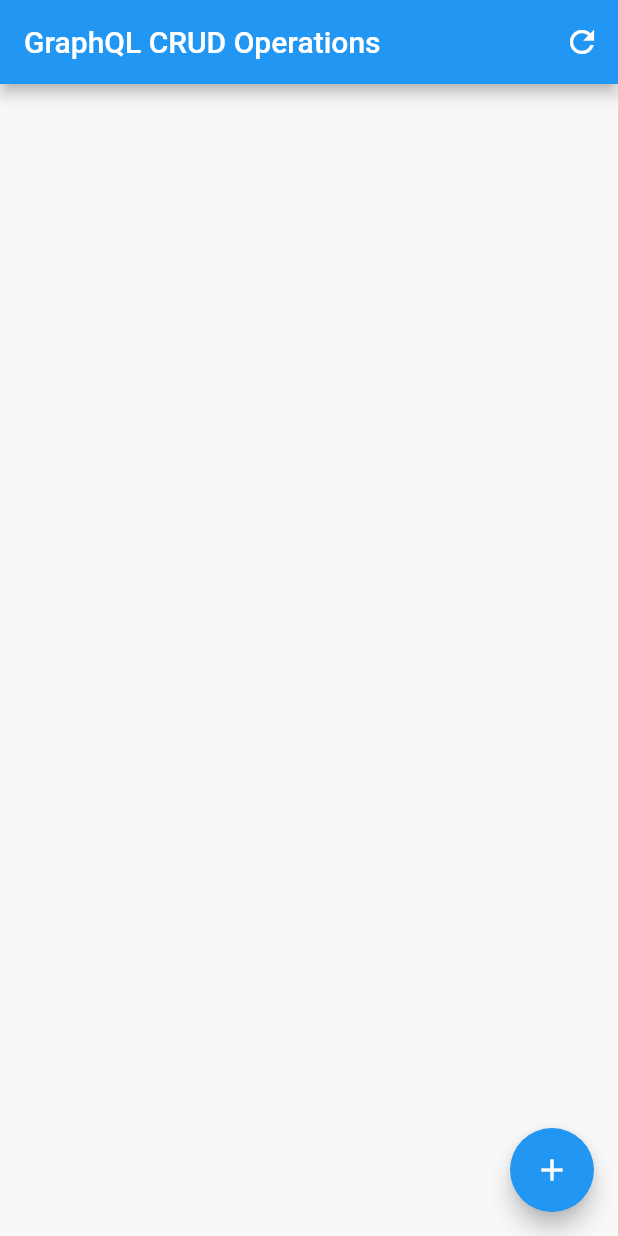
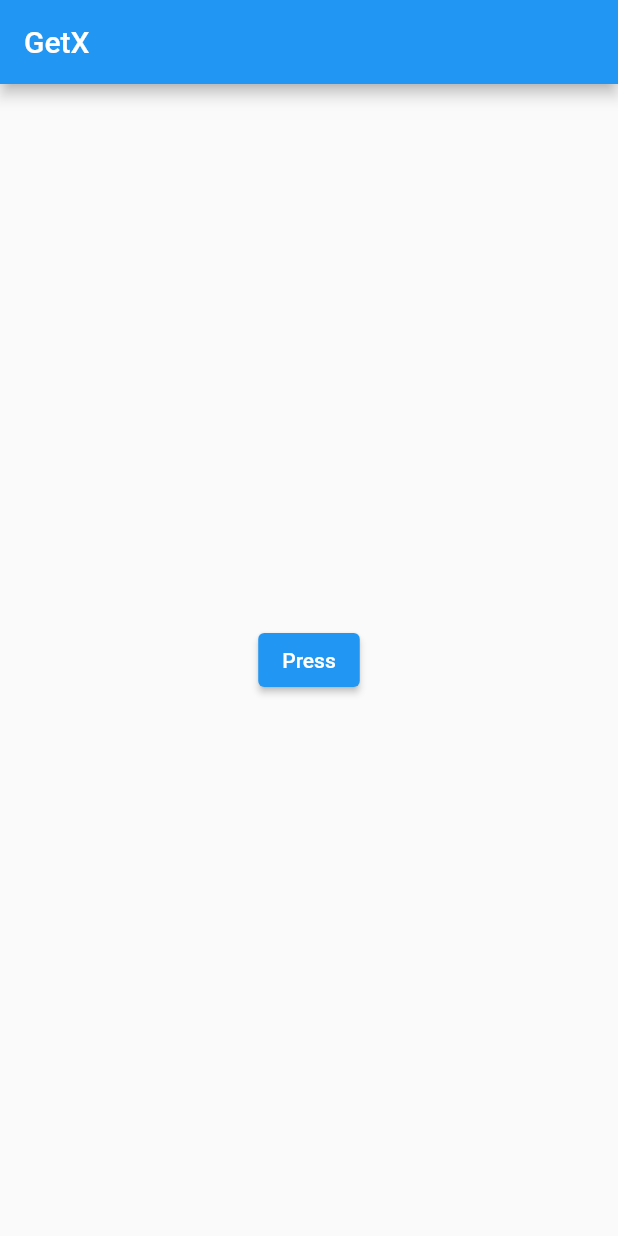
Before and after one commit to munnysatwika24/poc_graphql, a Flutter app: the screen it shows after launch, on a phone screen of 412 x 824 dp. Run offline on Flutter 3.47's test engine with Material 2 defaults, Android fonts, the light colour scheme and no system bars; our stand-ins replace get, graphql_flutter.

Commit message:
GraphQl crud operations and GetX State Management

```diff
--- /dev/null
+++ b/lib/getx/getx_screens.dart
@@ -0,0 +1,16 @@
+import 'package:flutter/material.dart';
+import 'package:get/get.dart';
+
+import 'detail_page.dart';
+class MyGetX extends StatelessWidget {
+  const MyGetX({Key? key}) : super(key: key);
+
+  @override
+  Widget build(BuildContext context) {
+    return  GetMaterialApp(debugShowCheckedModeBanner: false,
+    home: Scaffold(appBar: AppBar(title: Text("GetX")),body:Center(child: ElevatedButton(onPressed: (){
+      Get.to(DetailScreen(),transition:Transition.leftToRightWithFade,arguments: "I'm a Positive Person" );
+      Get.snackbar("Hello", "Darlingsssssssss",snackPosition: SnackPosition.BOTTOM);
+    }, child: Text("Press")),) ,));
+  }
+}
--- a/lib/operations/all_users.dart
+++ b/lib/operations/all_users.dart
@@ -1,4 +1,5 @@
 import 'package:graphql_flutter/graphql_flutter.dart';
+
 import '../queries.dart';
 
 Future<List> getAllUsers() async {
@@ -11,6 +12,7 @@
   );
   QueryResult queryResult = await qlClient.query( // here it's get type so using query method
     QueryOptions(
+      fetchPolicy: FetchPolicy.networkOnly,
       document: gql(
         getAllUsersQuery, // let's see query string
       ),
--- a/lib/operations/create_user.dart
+++ b/lib/operations/create_user.dart
@@ -1,5 +1,6 @@
 import 'package:graphql_flutter/graphql_flutter.dart';
-import '../queries.dart' ;
+
+import '../queries.dart';
 
 Future<bool> createUser({String? name, String? email, String? job}) async {
   HttpLink link = HttpLink("http://10.0.2.2:4000/graphql"); // it's my url
@@ -11,8 +12,9 @@
   ); // ignore , just for cacheing
   QueryResult queryResult = await qlClient.mutate( // use mutate method for mutation
     MutationOptions( // we use mutation options
+        fetchPolicy: FetchPolicy.networkOnly,// you can use different policy as per your need
         document: gql(
-          createUserMutation, // as to graphql need query string
+          createUserMutation, // as tou graphql need query string
         ),
         variables: {
           'name': name, // this is have you pass value for varible
--- a/lib/operations/update_user.dart
+++ b/lib/operations/update_user.dart
@@ -1,4 +1,5 @@
 import 'package:graphql_flutter/graphql_flutter.dart';
+
 import '../queries.dart';
 
 Future<bool> updateUser(
@@ -13,7 +14,8 @@
   QueryResult queryResult = await qlClient.mutate( // mutate method , as we are mutating value
     MutationOptions( // mutation options
         fetchPolicy: FetchPolicy.networkOnly,
-        document: gql(updateUserMutation,
+        document: gql(
+          updateUserMutation,
         ),
         variables: {
           "id": int.tryParse(id ?? ''), // it takes int so converting
--- a/lib/screens/demo1.dart
+++ b/lib/screens/demo1.dart
@@ -1,8 +1,8 @@
 import 'package:flutter/material.dart';
 import 'package:graphql_flutter/graphql_flutter.dart';
 
-class MyApp extends StatelessWidget {
-  const MyApp({Key? key}) : super(key: key);
+class MyApps extends StatelessWidget {
+   MyApps({Key? key}) : super(key: key);
 
   @override
   Widget build(BuildContext context) {
@@ -85,7 +85,7 @@
       QueryOptions(
         document: gql(
           """query {
-  characters(filter:{name:"Alien morty"}) {
+  characters() {
     results {
       name
       image
--- a/pubspec.yaml
+++ b/pubspec.yaml
@@ -19,7 +19,7 @@
 version: 1.0.0+1
 
 environment:
-  sdk: '>=2.19.2 <3.0.0'
+  sdk: '>=2.17.5 <3.0.0'
 
 # Dependencies specify other packages that your package needs in order to work.
 # To automatically upgrade your package dependencies to the latest versions
@@ -37,7 +37,7 @@
   cupertino_icons: ^1.0.2
   http: ^0.13.4
   graphql_flutter: ^5.1.0
-
+  get: ^4.6.5
 dev_dependencies:
   flutter_test:
     sdk: flutter
```
Also changed, not shown: lib/getx/detail_page.dart (added, +27 -0 lines), lib/main.dart (+10 -6 lines), lib/operations/delete_user.dart (+23 -7 lines), lib/operations/get_users.dart (+4 -3 lines), lib/screens/display_user.dart (+7 -2 lines), lib/screens/user_add.dart (+16 -8 lines), pubspec.lock.
